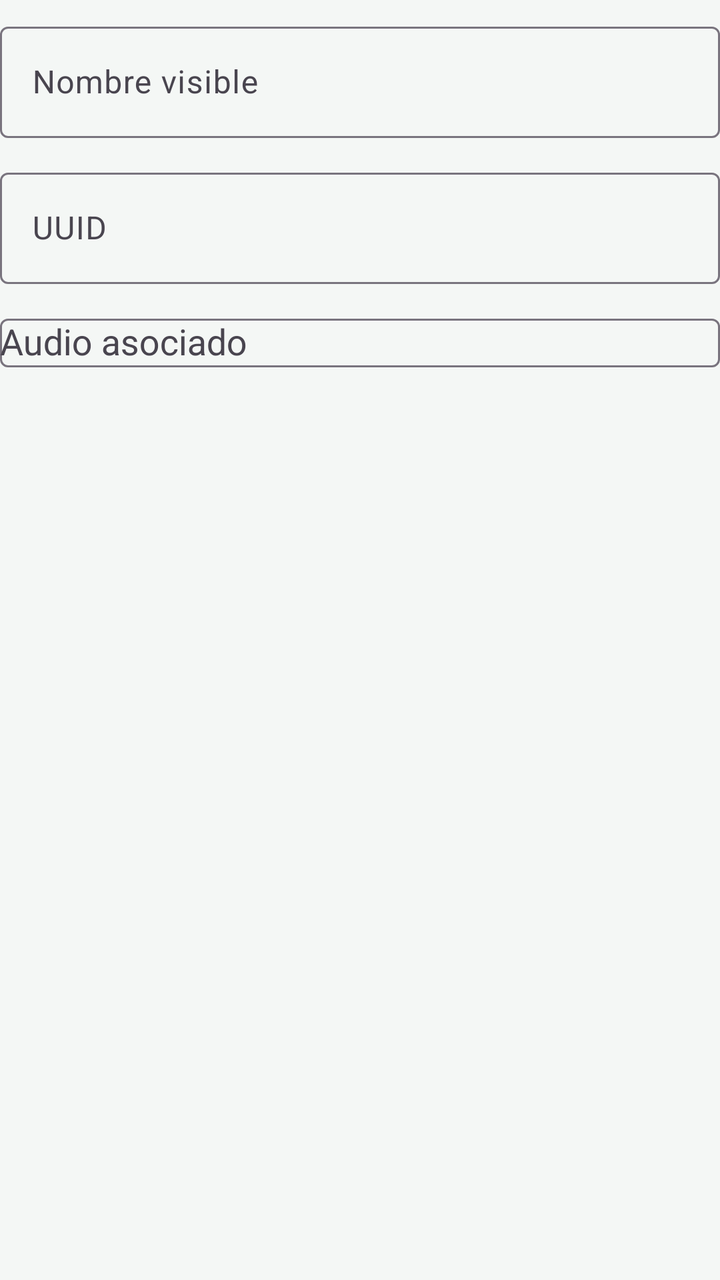
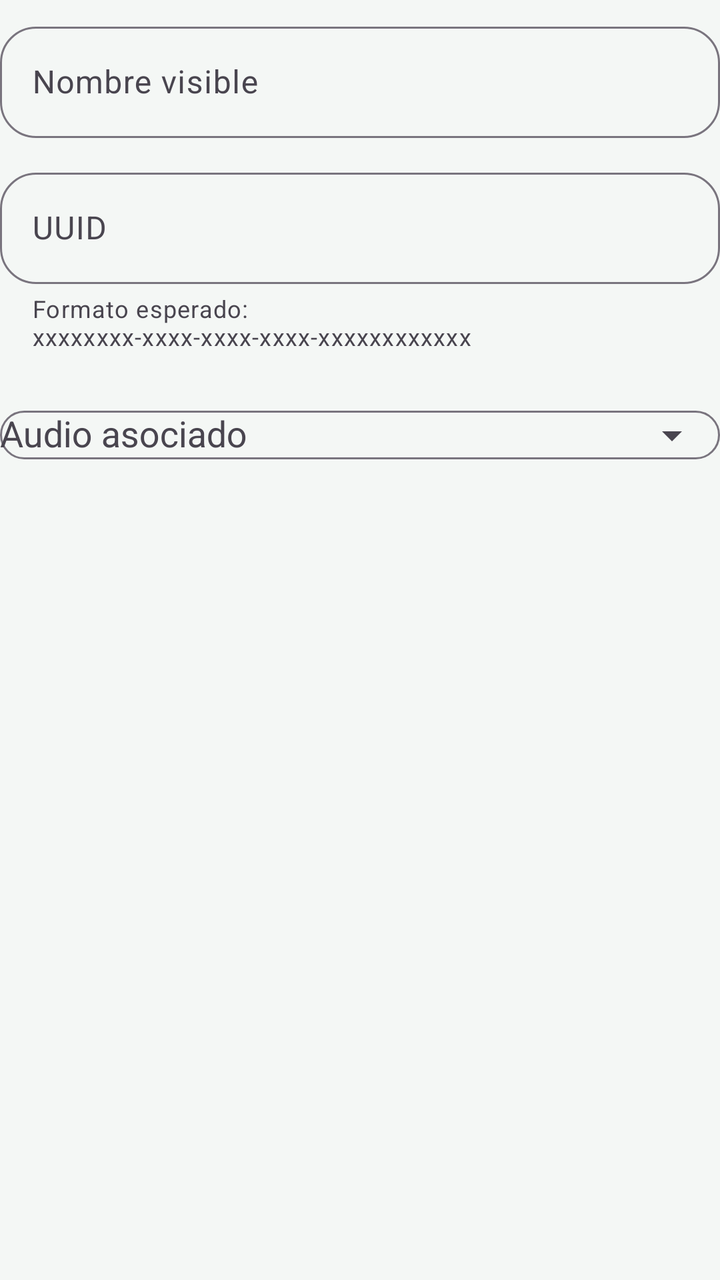

The first picture is an Android layout as it rendered before a commit; the second is the same layout after the commit. The layout source and the unified diff follow.
<!-- AndroidManifest.xml: application theme Theme.BleBeaconFinder -->
<!-- res/layout/dialog_edit_beacon.xml -->
<?xml version="1.0" encoding="utf-8"?>
<LinearLayout xmlns:android="http://schemas.android.com/apk/res/android"
    android:layout_width="match_parent"
    android:layout_height="wrap_content"
    android:orientation="vertical"
    android:paddingTop="8dp">

    <com.google.android.material.textfield.TextInputLayout
        android:layout_width="match_parent"
        android:layout_height="wrap_content"
        android:hint="@string/known_beacon_name_hint">

        <com.google.android.material.textfield.TextInputEditText
            android:id="@+id/beaconNameInput"
            android:layout_width="match_parent"
            android:layout_height="wrap_content"
            android:inputType="textCapSentences" />
    </com.google.android.material.textfield.TextInputLayout>

    <com.google.android.material.textfield.TextInputLayout
        android:layout_width="match_parent"
        android:layout_height="wrap_content"
        android:layout_marginTop="12dp"
        android:hint="@string/known_beacon_uuid_hint">

        <com.google.android.material.textfield.TextInputEditText
            android:id="@+id/beaconUuidInput"
            android:layout_width="match_parent"
            android:layout_height="wrap_content"
            android:inputType="textNoSuggestions" />
    </com.google.android.material.textfield.TextInputLayout>

    <com.google.android.material.textfield.TextInputLayout
        android:layout_width="match_parent"
        android:layout_height="wrap_content"
        android:layout_marginTop="12dp"
        android:hint="@string/known_beacon_audio_hint">

        <com.google.android.material.textfield.MaterialAutoCompleteTextView
            android:id="@+id/beaconAudioInput"
            android:layout_width="match_parent"
            android:layout_height="wrap_content"
            android:inputType="none" />
    </com.google.android.material.textfield.TextInputLayout>

</LinearLayout>
<!-- resources referenced by this layout -->
<resources>
  <string name="known_beacon_audio_hint">Audio asociado</string>
  <string name="known_beacon_name_hint">Nombre visible</string>
  <string name="known_beacon_uuid_hint">UUID</string>
  <style name="Theme.BleBeaconFinder" parent="Theme.Material3.DayNight.NoActionBar">
          <item name="android:statusBarColor" tools:targetApi="l">@android:color/transparent</item>
          <item name="android:navigationBarColor">@color/background_color</item>
          <item name="android:windowBackground">@color/background_color</item>
          <item name="colorOnSurface">@color/text_color</item>
      </style>
  <color name="background_color">#F4F7F5</color>
  <color name="text_color">#16302B</color>
</resources>

<!-- the commit's change to res/layout/dialog_edit_beacon.xml (unified diff, before → after) -->
@@ -1,5 +1,6 @@
 <?xml version="1.0" encoding="utf-8"?>
 <LinearLayout xmlns:android="http://schemas.android.com/apk/res/android"
+    xmlns:app="http://schemas.android.com/apk/res-auto"
     android:layout_width="match_parent"
     android:layout_height="wrap_content"
     android:orientation="vertical"
@@ -8,12 +9,18 @@
     <com.google.android.material.textfield.TextInputLayout
         android:layout_width="match_parent"
         android:layout_height="wrap_content"
-        android:hint="@string/known_beacon_name_hint">
+        android:hint="@string/known_beacon_name_hint"
+        app:boxBackgroundMode="outline"
+        app:boxCornerRadiusBottomEnd="18dp"
+        app:boxCornerRadiusBottomStart="18dp"
+        app:boxCornerRadiusTopEnd="18dp"
+        app:boxCornerRadiusTopStart="18dp">
 
         <com.google.android.material.textfield.TextInputEditText
             android:id="@+id/beaconNameInput"
             android:layout_width="match_parent"
             android:layout_height="wrap_content"
+            android:maxLines="1"
             android:inputType="textCapSentences" />
     </com.google.android.material.textfield.TextInputLayout>
 
@@ -21,12 +28,19 @@
         android:layout_width="match_parent"
         android:layout_height="wrap_content"
         android:layout_marginTop="12dp"
-        android:hint="@string/known_beacon_uuid_hint">
+        android:hint="@string/known_beacon_uuid_hint"
+        app:boxBackgroundMode="outline"
+        app:boxCornerRadiusBottomEnd="18dp"
+        app:boxCornerRadiusBottomStart="18dp"
+        app:boxCornerRadiusTopEnd="18dp"
+        app:boxCornerRadiusTopStart="18dp"
+        app:helperText="@string/known_beacon_uuid_helper">
 
         <com.google.android.material.textfield.TextInputEditText
             android:id="@+id/beaconUuidInput"
             android:layout_width="match_parent"
             android:layout_height="wrap_content"
+            android:maxLines="1"
             android:inputType="textNoSuggestions" />
     </com.google.android.material.textfield.TextInputLayout>
 
@@ -34,7 +48,13 @@
         android:layout_width="match_parent"
         android:layout_height="wrap_content"
         android:layout_marginTop="12dp"
-        android:hint="@string/known_beacon_audio_hint">
+        android:hint="@string/known_beacon_audio_hint"
+        app:boxBackgroundMode="outline"
+        app:boxCornerRadiusBottomEnd="18dp"
+        app:boxCornerRadiusBottomStart="18dp"
+        app:boxCornerRadiusTopEnd="18dp"
+        app:boxCornerRadiusTopStart="18dp"
+        app:endIconMode="dropdown_menu">
 
         <com.google.android.material.textfield.MaterialAutoCompleteTextView
             android:id="@+id/beaconAudioInput"
<!-- resource entries referenced after the edit -->
@@ -2,6 +2,7 @@
 <resources>
   <string name="known_beacon_audio_hint">Audio asociado</string>
   <string name="known_beacon_name_hint">Nombre visible</string>
+  <string name="known_beacon_uuid_helper">Formato esperado: xxxxxxxx-xxxx-xxxx-xxxx-xxxxxxxxxxxx</string>
   <string name="known_beacon_uuid_hint">UUID</string>
   <style name="Theme.BleBeaconFinder" parent="Theme.Material3.DayNight.NoActionBar">
           <item name="android:statusBarColor" tools:targetApi="l">@android:color/transparent</item>
